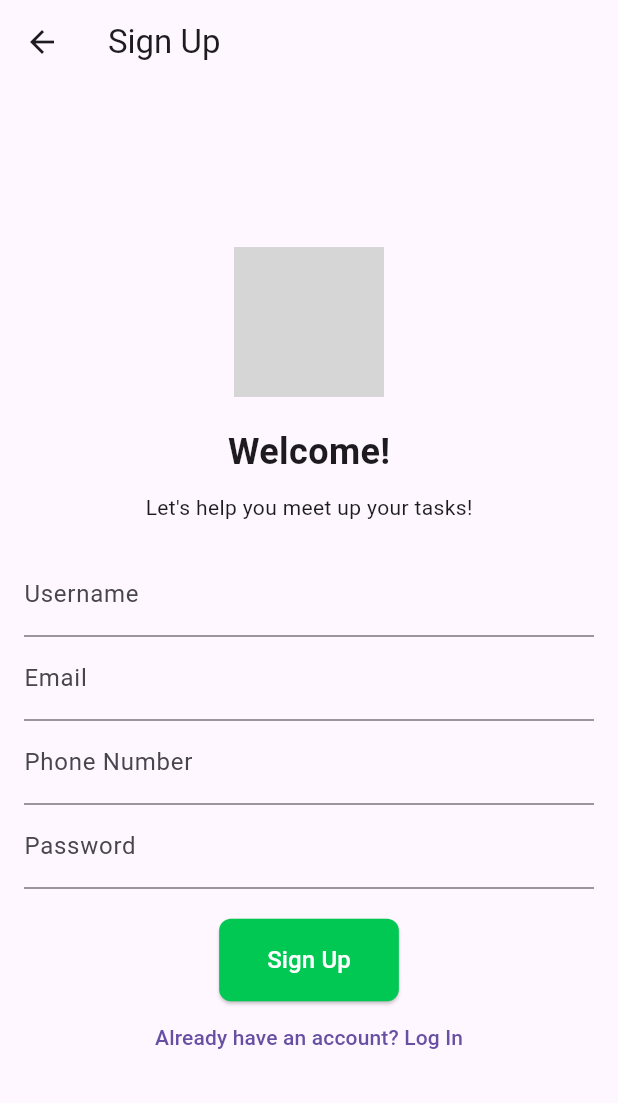
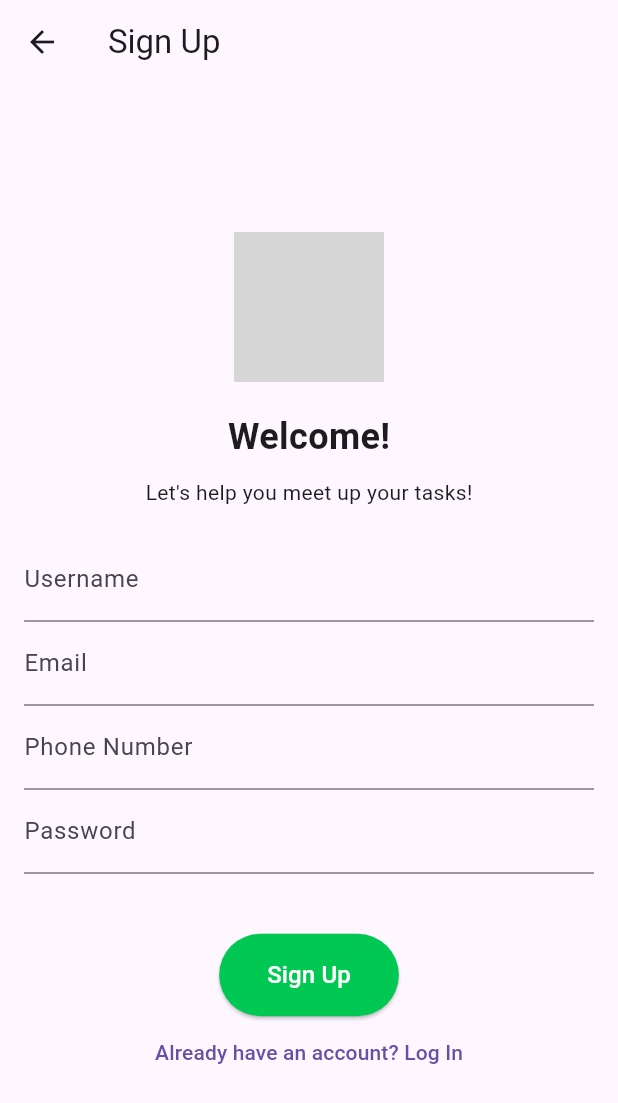
Before and after one commit to JannahHasnaa2/votingapp, a Flutter app: the SignUpScreen screen opened by its route, on a phone screen of 412 x 824 dp. Shown: the top 1103 px of the screen. Run offline on Flutter 3.47's test engine with Material 3 defaults, Android fonts, the phone set to English and light mode, and no system bars; our stand-ins replace shared_preferences; accounts and stored records are empty; network calls fail; grey boxes are pictures that could not be loaded.

Commit message:
Update signup_screen.dart

```diff
--- a/lib/signup_screen.dart
+++ b/lib/signup_screen.dart
@@ -11,9 +11,20 @@ class _SignUpScreenState extends State<SignUpScreen> {
   final _emailController = TextEditingController();
   final _phoneController = TextEditingController();
   final _passwordController = TextEditingController();
+  String _errorMessage = '';
 
   void _saveData() async {
     SharedPreferences prefs = await SharedPreferences.getInstance();
+
+    // Check if user already exists
+    String? existingUsername = prefs.getString('name');
+    if (existingUsername != null) {
+      setState(() {
+        _errorMessage = 'User already exists. Please log in.';
+      });
+      return;
+    }
+
     await prefs.setString('name', _usernameController.text);
     await prefs.setString('email', _emailController.text);
     await prefs.setString('phone', _phoneController.text);
@@ -47,7 +58,6 @@ class _SignUpScreenState extends State<SignUpScreen> {
               width: 100,
               height: 100,
             ),
-
             SizedBox(height: 20),
             Text('Welcome!', style: TextStyle(fontSize: 24, fontWeight: FontWeight.bold)),
             SizedBox(height: 10),
@@ -71,12 +81,18 @@ class _SignUpScreenState extends State<SignUpScreen> {
               obscureText: true,
             ),
             SizedBox(height: 20),
+            if (_errorMessage.isNotEmpty)
+              Text(
+                _errorMessage,
+                style: TextStyle(color: Colors.red),
+              ),
+            SizedBox(height: 20),
             ElevatedButton(
               onPressed: _saveData,
               style: ElevatedButton.styleFrom(
                 backgroundColor: Color(0xFF00C853), // Green color from the image
                 shape: RoundedRectangleBorder(
-                  borderRadius: BorderRadius.circular(8.0),
+                  borderRadius: BorderRadius.circular(30),
                 ),
                 padding: EdgeInsets.symmetric(horizontal: 32, vertical: 16),
               ),
```
